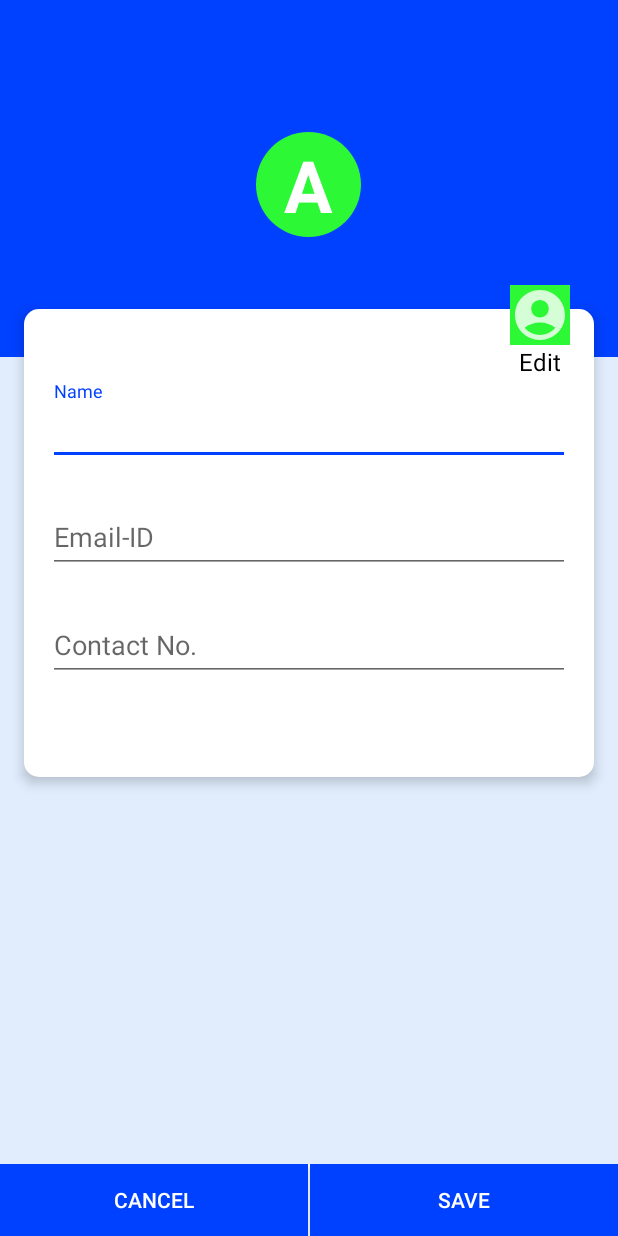
After one commit to Tarun-Kataruka/QuizApp, an Android app: the MyProfileActivity screen opened directly, with no data from a screen before it, on a phone screen of 412 x 824 dp. The commit adds this screen. Run offline under Robolectric (Android 15) with nearby library versions, the phone set to English and light mode, and no system bars.

Commit message:
designed the layout for myProfile activity.

```diff
--- a/app/src/main/AndroidManifest.xml
+++ b/app/src/main/AndroidManifest.xml
@@ -15,8 +15,11 @@
         android:theme="@style/Theme.QuizApp"
         tools:targetApi="31">
         <activity
+            android:name=".MyProfileActivity"
+            android:exported="false" />
+        <activity
             android:name=".ScoreActivity"
-            android:exported="false" />
+            android:exported="true" />
         <activity
             android:name=".StartTestActivity"
             android:exported="true" />
--- a/app/src/main/java/com/example/quizapp/AccountFragment.java
+++ b/app/src/main/java/com/example/quizapp/AccountFragment.java
@@ -1,5 +1,6 @@
 package com.example.quizapp;
 
+import android.annotation.SuppressLint;
 import android.content.Intent;
 import android.os.Bundle;
 
@@ -11,22 +12,23 @@ import android.view.View;
 import android.view.ViewGroup;
 import android.widget.Button;
 import android.widget.LinearLayout;
+import android.widget.TextView;
+import android.widget.Toolbar;
 
 import com.google.android.gms.auth.api.signin.GoogleSignIn;
 import com.google.android.gms.auth.api.signin.GoogleSignInClient;
 import com.google.android.gms.auth.api.signin.GoogleSignInOptions;
 import com.google.android.gms.tasks.OnCompleteListener;
 import com.google.android.gms.tasks.Task;
+import com.google.android.material.bottomnavigation.BottomNavigationView;
 import com.google.firebase.auth.FirebaseAuth;
 
-/**
- * A simple {@link Fragment} subclass.
- * Use the {@link AccountFragment#newInstance} factory method to
- * create an instance of this fragment.
- */
 public class AccountFragment extends Fragment {
 
     private LinearLayout logoutB;
+    private TextView profile_img_text, name;
+    private LinearLayout leaderB, profileB, bookmarkB;
+    private BottomNavigationView bottomNavigationView;
 
     // TODO: Rename parameter arguments, choose names that match
     // the fragment initialization parameters, e.g. ARG_ITEM_NUMBER
@@ -37,9 +39,11 @@ public class AccountFragment extends Fragment {
     private String mParam1;
     private String mParam2;
 
+
     public AccountFragment() {
         // Required empty public constructor
     }
+
 
     /**
      * Use this factory method to create a new instance of
@@ -68,13 +72,20 @@ public class AccountFragment extends Fragment {
         }
     }
 
+
     @Override
     public View onCreateView(final LayoutInflater inflater, ViewGroup container,
                              Bundle savedInstanceState) {
-        // Inflate the layout for this fragment
+
       View view =inflater.inflate(R.layout.fragment_account, container, false);
+        logoutB = view.findViewById(R.id.logoutButton);
 
-      logoutB = view.findViewById(R.id.logoutB);
+        initViews(view);
+        String userName = DbQuery.myProfile.getName();
+        profile_img_text.setText(userName.toUpperCase().substring(0,1));
+        name.setText(userName);
+
+
 
       logoutB.setOnClickListener((v) -> {
               FirebaseAuth.getInstance().signOut();
@@ -83,6 +94,41 @@ public class AccountFragment extends Fragment {
                       startActivity(intent);
                       getActivity().finish();
       });
+
+      bookmarkB.setOnClickListener(new View.OnClickListener() {
+          @Override
+          public void onClick(View v) {
+
+          }
+      });
+
+      profileB.setOnClickListener(new View.OnClickListener() {
+          @Override
+          public void onClick(View v) {
+            Intent intent = new Intent(getContext(), MyProfileActivity.class);
+            startActivity(intent);
+          }
+      });
+
+      leaderB.setOnClickListener(new View.OnClickListener() {
+          @Override
+          public void onClick(View v) {
+              bottomNavigationView.setSelectedItemId(R.id.nav_leaderboard);
+          }
+      });
+
       return view;
     }
+
+
+    private void initViews(View view)
+    {
+        logoutB = view.findViewById(R.id.logoutButton);
+        profile_img_text=view.findViewById(R.id.profile_img_text);
+        name=view.findViewById(R.id.name);
+        leaderB=view.findViewById(R.id.leaderboardB);
+        bookmarkB=view.findViewById(R.id.bookmarkB);
+        profileB=view.findViewById(R.id.profileButton);
+        bottomNavigationView= getActivity().findViewById(R.id.bottom_nav_bar);
+    }
 }
--- a/app/src/main/java/com/example/quizapp/CategoryAdapter.java
+++ b/app/src/main/java/com/example/quizapp/Adapters/CategoryAdapter.java
@@ -1,4 +1,4 @@
-package com.example.quizapp;
+package com.example.quizapp.Adapters;
 
 import android.content.Intent;
 import android.util.Log;
@@ -8,7 +8,10 @@ import android.view.ViewGroup;
 import android.widget.BaseAdapter;
 import android.widget.TextView;
 
+import com.example.quizapp.DbQuery;
 import com.example.quizapp.Models.CategoryModel;
+import com.example.quizapp.R;
+import com.example.quizapp.TestActivity;
 
 import java.util.List;
 
--- a/app/src/main/java/com/example/quizapp/MainActivity.java
+++ b/app/src/main/java/com/example/quizapp/MainActivity.java
@@ -9,7 +9,6 @@ import android.view.MenuItem;
 import android.widget.FrameLayout;
 import android.widget.TextView;
 
-import com.example.quizapp.Adapters.CategoryFragment;
 import com.google.android.material.bottomnavigation.BottomNavigationView;
 import com.google.android.material.navigation.NavigationView;
 
@@ -52,7 +51,6 @@ public class MainActivity extends AppCompatActivity
 
     @Override
     protected void onCreate(Bundle savedInstanceState) {
-        Log.d(TAG, "onCreate: Started");
         super.onCreate(savedInstanceState);
 
         // Inflate the binding
@@ -68,6 +66,10 @@ public class MainActivity extends AppCompatActivity
         } else {
             Log.e(TAG, "onCreate: Toolbar is null");
         }
+
+//        setSupportActionBar(toolbar);
+//        getSupportActionBar().setDisplayShowTitleEnabled(true);
+//        getSupportActionBar().setTitle("Categories");
 
         // Initialize BottomNavigationView and FrameLayout
         bottomNavigationView = findViewById(R.id.bottom_nav_bar);
--- /dev/null
+++ b/app/src/main/java/com/example/quizapp/MyProfileActivity.java
@@ -0,0 +1,24 @@
+package com.example.quizapp;
+
+import android.os.Bundle;
+
+import androidx.activity.EdgeToEdge;
+import androidx.appcompat.app.AppCompatActivity;
+import androidx.core.graphics.Insets;
+import androidx.core.view.ViewCompat;
+import androidx.core.view.WindowInsetsCompat;
+
+public class MyProfileActivity extends AppCompatActivity {
+
+    @Override
+    protected void onCreate(Bundle savedInstanceState) {
+        super.onCreate(savedInstanceState);
+        EdgeToEdge.enable(this);
+        setContentView(R.layout.activity_my_profile);
+        ViewCompat.setOnApplyWindowInsetsListener(findViewById(R.id.main), (v, insets) -> {
+            Insets systemBars = insets.getInsets(WindowInsetsCompat.Type.systemBars());
+            v.setPadding(systemBars.left, systemBars.top, systemBars.right, systemBars.bottom);
+            return insets;
+        });
+    }
+}
--- /dev/null
+++ b/app/src/main/res/layout/activity_my_profile.xml
@@ -0,0 +1,183 @@
+<?xml version="1.0" encoding="utf-8"?>
+<androidx.constraintlayout.widget.ConstraintLayout xmlns:android="http://schemas.android.com/apk/res/android"
+    xmlns:app="http://schemas.android.com/apk/res-auto"
+    xmlns:tools="http://schemas.android.com/tools"
+    android:id="@+id/main"
+    android:layout_width="match_parent"
+    android:layout_height="match_parent"
+    android:background="@color/main_background"
+    android:theme="@style/LoginTheme"
+    tools:context=".MyProfileActivity">
+
+    <androidx.appcompat.widget.Toolbar
+        android:layout_width="match_parent"
+        android:layout_height="?attr/actionBarSize"
+        android:id="@+id/toolbar"
+        android:background="@color/colorPrimary"
+        android:theme="@style/Theme.AppCompat.DayNight"
+        app:layout_constraintTop_toTopOf="parent"
+        app:layout_constraintLeft_toLeftOf="parent"
+        app:layout_constraintEnd_toEndOf="parent"
+        >
+    </androidx.appcompat.widget.Toolbar>
+
+    <LinearLayout
+        android:layout_width="match_parent"
+        android:layout_height="wrap_content"
+        android:id="@+id/ll1"
+        android:orientation="vertical"
+        android:gravity="center"
+        android:paddingTop="32dp"
+        android:paddingBottom="64dp"
+        android:background="@color/colorPrimary"
+        app:layout_constraintLeft_toLeftOf="parent"
+        app:layout_constraintRight_toRightOf="parent"
+        app:layout_constraintTop_toBottomOf="@+id/toolbar"
+    >
+      <TextView
+          android:layout_width="70dp"
+          android:layout_height="70dp"
+          android:text="A"
+          android:layout_marginBottom="16dp"
+          android:background="@drawable/circle"
+          android:backgroundTint="@color/green"
+          android:textSize="48sp"
+          android:gravity="center"
+          android:textStyle="bold"
+          android:textColor="#ffffff"
+          />
+    </LinearLayout>
+
+    <View
+        android:layout_width="0dp"
+        android:layout_height="1dp"
+        android:id="@+id/divider"
+        android:visibility="invisible"
+        android:layout_marginLeft="8dp"
+        android:layout_marginRight="8dp"
+        android:layout_marginBottom="48dp"
+        app:layout_constraintLeft_toLeftOf="parent"
+        app:layout_constraintRight_toRightOf="parent"
+        app:layout_constraintBottom_toBottomOf="@id/ll1"
+        />
+
+    <LinearLayout
+        android:layout_width="0dp"
+        android:layout_height="wrap_content"
+        android:layout_marginLeft="16dp"
+        android:layout_marginRight="16dp"
+        android:layout_marginTop="16dp"
+        android:elevation="5dp"
+        android:paddingBottom="64dp"
+        android:paddingTop="32dp"
+        android:paddingLeft="16dp"
+        android:paddingRight="16dp"
+        android:background="@drawable/round_view"
+        android:orientation="vertical"
+        app:layout_constraintLeft_toLeftOf="parent"
+        app:layout_constraintRight_toRightOf="parent"
+        app:layout_constraintTop_toBottomOf="@id/divider"
+        >
+
+        <com.google.android.material.textfield.TextInputLayout
+            android:layout_width="match_parent"
+            android:layout_height="wrap_content"
+            android:layout_marginTop="16dp"
+            >
+            <EditText
+                android:layout_width="match_parent"
+                android:layout_height="wrap_content"
+                android:id="@+id/mp_name"
+                android:hint="Name"
+                android:inputType="text"
+                />
+        </com.google.android.material.textfield.TextInputLayout>
+
+        <com.google.android.material.textfield.TextInputLayout
+            android:layout_width="match_parent"
+            android:layout_height="wrap_content"
+            android:layout_marginTop="16dp"
+            >
+            <EditText
+                android:layout_width="match_parent"
+                android:layout_height="wrap_content"
+                android:id="@+id/mp_email"
+                android:hint="Email-ID"
+                android:inputType="text"
+                />
+        </com.google.android.material.textfield.TextInputLayout>
+
+        <com.google.android.material.textfield.TextInputLayout
+            android:layout_width="match_parent"
+            android:layout_height="wrap_content"
+            android:layout_marginTop="16dp"
+            >
+            <EditText
+                android:layout_width="match_parent"
+                android:layout_height="wrap_content"
+                android:id="@+id/mp_phone"
+                android:hint="Contact No."
+                android:inputType="number"
+                />
+        </com.google.android.material.textfield.TextInputLayout>
+    </LinearLayout>
+
+    <LinearLayout
+        android:layout_width="wrap_content"
+        android:layout_height="wrap_content"
+        android:orientation="vertical"
+        android:id="@+id/editB"
+        android:layout_marginRight="32dp"
+        android:elevation="7dp"
+        android:gravity="center"
+        app:layout_constraintRight_toRightOf="parent"
+        app:layout_constraintTop_toBottomOf="@id/divider"
+        >
+        <ImageView
+            android:layout_width="40dp"
+            android:layout_height="40dp"
+            android:src="@drawable/ic_account"
+            android:background="@color/green"
+            />
+        <TextView
+            android:layout_width="wrap_content"
+            android:layout_height="wrap_content"
+            android:text="Edit"
+            android:textSize="16sp"
+            android:textColor="#000000"
+            />
+    </LinearLayout>
+
+    <LinearLayout
+        android:layout_width="match_parent"
+        android:layout_height="wrap_content"
+        android:orientation="horizontal"
+        app:layout_constraintLeft_toLeftOf="parent"
+        app:layout_constraintRight_toRightOf="parent"
+        app:layout_constraintBottom_toBottomOf="parent"
+        >
+        <Button
+            android:layout_width="wrap_content"
+            android:layout_height="wrap_content"
+            android:text="Cancel"
+            android:background="@color/colorPrimary"
+            android:layout_weight="1"
+            android:textColor="#ffffff"
+            />
+        <View
+            android:layout_width="1dp"
+            android:layout_height="match_parent"
+            android:background="#ffffff"
+            />
+        <Button
+            android:layout_width="wrap_content"
+            android:layout_height="wrap_content"
+            android:text="Save"
+            android:background="@color/colorPrimary"
+            android:layout_weight="1"
+            android:textColor="#ffffff"
+            />
+
+    </LinearLayout>
+
+</androidx.constraintlayout.widget.ConstraintLayout>
--- a/app/src/main/res/layout/fragment_account.xml
+++ b/app/src/main/res/layout/fragment_account.xml
@@ -57,7 +57,7 @@
 
 
         <TextView
-            android:id="@+id/textView7"
+            android:id="@+id/name"
             android:layout_width="wrap_content"
             android:layout_height="wrap_content"
             android:paddingTop="8dp"
@@ -201,13 +201,13 @@
                 android:layout_width="wrap_content"
                 android:layout_height="wrap_content"
                 android:orientation="vertical"
+                android:id="@+id/profileButton"
                 android:layout_weight="1"
                 android:gravity="center">
                 <ImageView
                     android:layout_width="30dp"
                     android:layout_height="30dp"
                     android:src="@drawable/ic_account"
-                    android:id="@+id/profileB"
                     app:tint="@color/colorPrimary" />
                 <TextView
                     android:layout_width="wrap_content"
@@ -222,7 +222,7 @@
                 android:layout_height="wrap_content"
                 android:orientation="vertical"
                 android:layout_weight="1"
-                android:id="@+id/logoutB"
+                android:id="@+id/logoutButton"
                 android:gravity="center">
                 <ImageView
                     android:layout_width="30dp"
--- a/app/src/main/res/layout/fragment_category.xml
+++ b/app/src/main/res/layout/fragment_category.xml
@@ -4,7 +4,7 @@
     xmlns:tools="http://schemas.android.com/tools"
     android:layout_width="match_parent"
     android:layout_height="match_parent"
-    tools:context=".Adapters.CategoryFragment">
+    tools:context=".CategoryFragment">
 
     <GridView
         android:layout_width="0dp"
--- a/app/src/main/res/navigation/mobile_navigation.xml
+++ b/app/src/main/res/navigation/mobile_navigation.xml
@@ -6,7 +6,7 @@
 
     <fragment
         android:id="@+id/nav_home"
-        android:name="com.example.quizapp.Adapters.CategoryFragment"
+        android:name="com.example.quizapp.CategoryFragment"
         android:label="Home" />
     <fragment
         android:id="@+id/nav_leaderboard"
```
Also changed, not shown: app/src/main/java/com/example/quizapp/CategoryFragment.java (renamed from app/src/main/java/com/example/quizapp/Adapters/CategoryFragment.java, +5 -4 lines).
